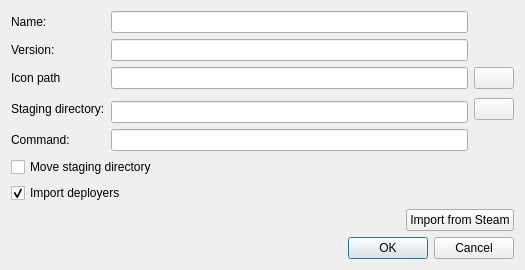
Before: the Qt Designer form src/ui/addappdialog.ui in limo-app/limo, drawn with Qt 5.
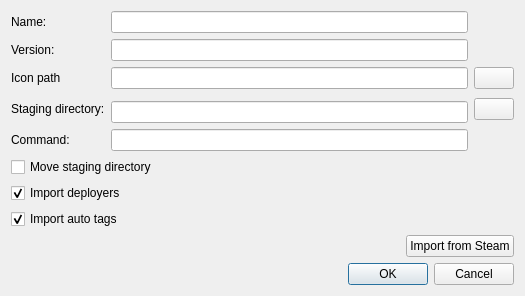
After: the same form once the commit is applied. Icons and pictures are not drawn. Custom widgets are drawn as their Qt base class.

Commit message: add per app settings for steam imports

```diff
--- a/src/ui/addappdialog.ui
+++ b/src/ui/addappdialog.ui
@@ -7,13 +7,76 @@
     <x>0</x>
     <y>0</y>
     <width>525</width>
-    <height>260</height>
+    <height>280</height>
    </rect>
   </property>
   <property name="windowTitle">
    <string>Add Application</string>
   </property>
   <layout class="QGridLayout" name="gridLayout_3">
+   <item row="4" column="0">
+    <layout class="QGridLayout" name="gridLayout_2">
+     <item row="0" column="0">
+      <spacer name="horizontalSpacer">
+       <property name="orientation">
+        <enum>Qt::Horizontal</enum>
+       </property>
+       <property name="sizeHint" stdset="0">
+        <size>
+         <width>40</width>
+         <height>20</height>
+        </size>
+       </property>
+      </spacer>
+     </item>
+     <item row="0" column="1">
+      <widget class="QPushButton" name="import_button">
+       <property name="toolTip">
+        <string>Import an application from steam</string>
+       </property>
+       <property name="text">
+        <string>Import from Steam</string>
+       </property>
+      </widget>
+     </item>
+    </layout>
+   </item>
+   <item row="5" column="0">
+    <spacer name="verticalSpacer">
+     <property name="orientation">
+      <enum>Qt::Vertical</enum>
+     </property>
+     <property name="sizeHint" stdset="0">
+      <size>
+       <width>20</width>
+       <height>21</height>
+      </size>
+     </property>
+    </spacer>
+   </item>
+   <item row="1" column="0">
+    <widget class="QCheckBox" name="move_dir_box">
+     <property name="enabled">
+      <bool>true</bool>
+     </property>
+     <property name="toolTip">
+      <string>Move old staging directory to new location</string>
+     </property>
+     <property name="text">
+      <string>Move staging directory</string>
+     </property>
+    </widget>
+   </item>
+   <item row="6" column="0">
+    <widget class="QDialogButtonBox" name="buttonBox">
+     <property name="orientation">
+      <enum>Qt::Horizontal</enum>
+     </property>
+     <property name="standardButtons">
+      <set>QDialogButtonBox::Cancel|QDialogButtonBox::Ok</set>
+     </property>
+    </widget>
+   </item>
    <item row="0" column="0">
     <layout class="QGridLayout" name="gridLayout">
      <item row="2" column="2">
@@ -108,23 +171,10 @@
      </item>
     </layout>
    </item>
-   <item row="1" column="0">
-    <widget class="QCheckBox" name="move_dir_box">
-     <property name="enabled">
-      <bool>true</bool>
-     </property>
-     <property name="toolTip">
-      <string>Move old staging directory to new location</string>
-     </property>
-     <property name="text">
-      <string>Move staging directory</string>
-     </property>
-    </widget>
-   </item>
    <item row="2" column="0">
     <widget class="QCheckBox" name="import_checkbox">
      <property name="toolTip">
-      <string>Create Deployers targeting the apps installation and prefix directories</string>
+      <string>Create default deployers for this game</string>
      </property>
      <property name="text">
       <string>Import deployers</string>
@@ -135,52 +185,15 @@
     </widget>
    </item>
    <item row="3" column="0">
-    <layout class="QGridLayout" name="gridLayout_2">
-     <item row="0" column="0">
-      <spacer name="horizontalSpacer">
-       <property name="orientation">
-        <enum>Qt::Horizontal</enum>
-       </property>
-       <property name="sizeHint" stdset="0">
-        <size>
-         <width>40</width>
-         <height>20</height>
-        </size>
-       </property>
-      </spacer>
-     </item>
-     <item row="0" column="1">
-      <widget class="QPushButton" name="import_button">
-       <property name="toolTip">
-        <string>Import an application from steam</string>
-       </property>
-       <property name="text">
-        <string>Import from Steam</string>
-       </property>
-      </widget>
-     </item>
-    </layout>
-   </item>
-   <item row="4" column="0">
-    <spacer name="verticalSpacer">
-     <property name="orientation">
-      <enum>Qt::Vertical</enum>
+    <widget class="QCheckBox" name="import_tags_checkbox">
+     <property name="toolTip">
+      <string>Import default auto tags for this game</string>
      </property>
-     <property name="sizeHint" stdset="0">
-      <size>
-       <width>20</width>
-       <height>21</height>
-      </size>
+     <property name="text">
+      <string>Import auto tags</string>
      </property>
-    </spacer>
-   </item>
-   <item row="5" column="0">
-    <widget class="QDialogButtonBox" name="buttonBox">
-     <property name="orientation">
-      <enum>Qt::Horizontal</enum>
-     </property>
-     <property name="standardButtons">
-      <set>QDialogButtonBox::Cancel|QDialogButtonBox::Ok</set>
+     <property name="checked">
+      <bool>true</bool>
      </property>
     </widget>
    </item>
```
The commit also changes 12 other files.
